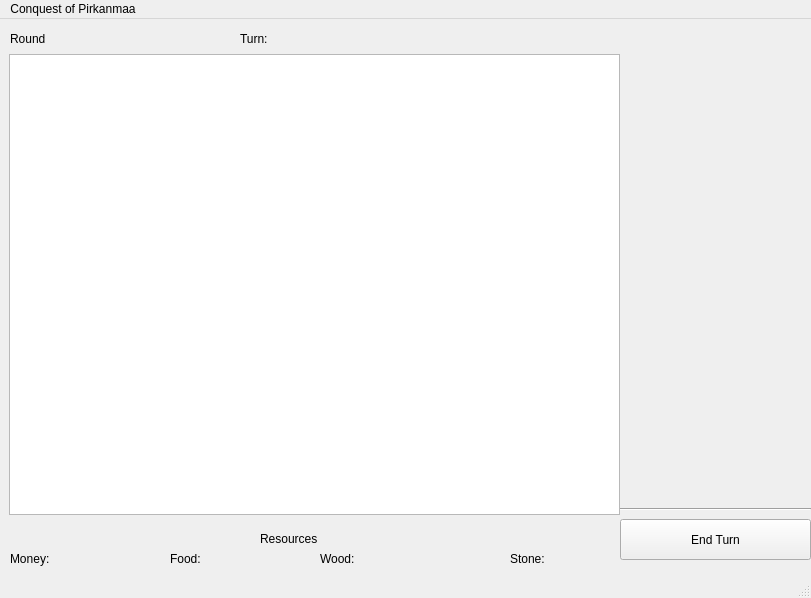
Qt form Game/UI/mapwindow.ui (makipaa/School-Projects) before a commit.
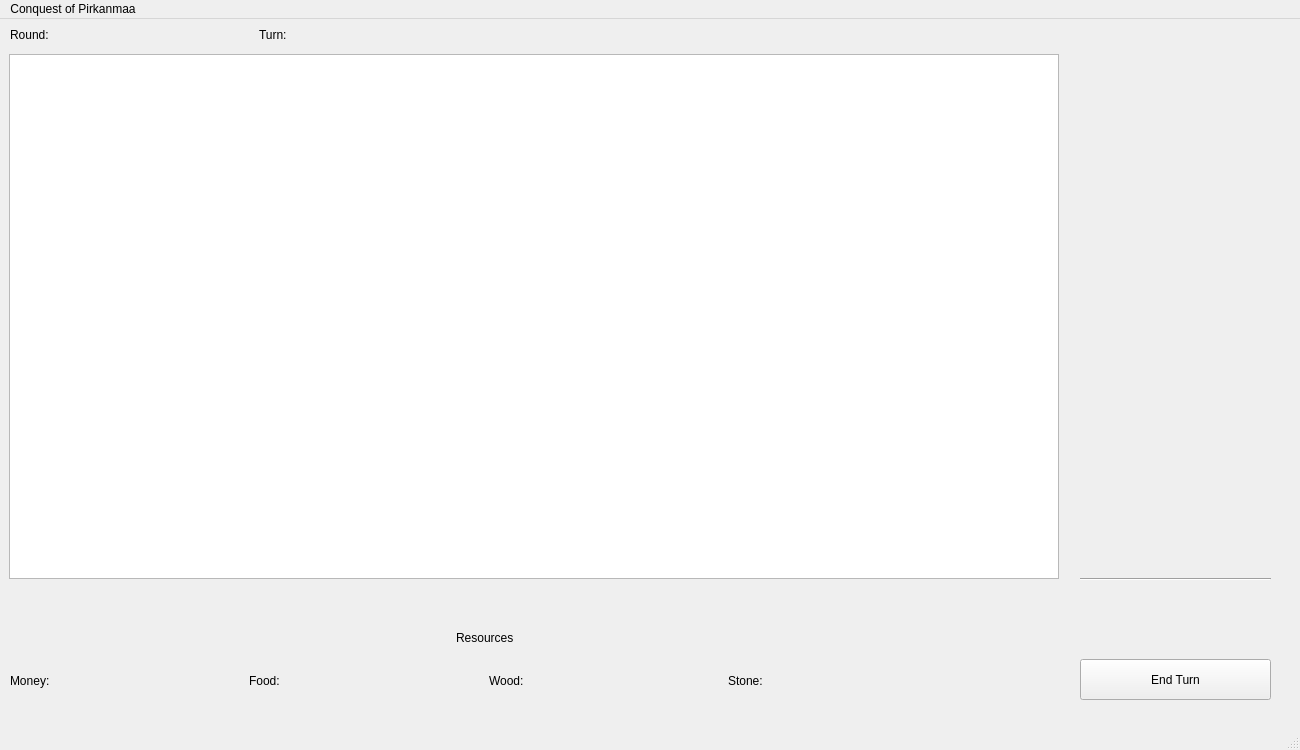
The same form after that commit.

Commit message: modified mapwindow, created datastructure for players

```diff
--- a/Game/UI/mapwindow.ui
+++ b/Game/UI/mapwindow.ui
@@ -6,8 +6,8 @@
    <rect>
     <x>0</x>
     <y>0</y>
-    <width>811</width>
-    <height>598</height>
+    <width>1300</width>
+    <height>750</height>
    </rect>
   </property>
   <property name="windowTitle">
@@ -19,8 +19,8 @@
      <rect>
       <x>9</x>
       <y>35</y>
-      <width>611</width>
-      <height>461</height>
+      <width>1050</width>
+      <height>525</height>
      </rect>
     </property>
     <property name="sizePolicy">
@@ -33,8 +33,8 @@
    <widget class="QPushButton" name="endTurnPushButton">
     <property name="geometry">
      <rect>
-      <x>620</x>
-      <y>500</y>
+      <x>1080</x>
+      <y>640</y>
       <width>191</width>
       <height>41</height>
      </rect>
@@ -43,76 +43,11 @@
      <string>End Turn</string>
     </property>
    </widget>
-   <widget class="QLabel" name="resourcesLabel">
-    <property name="geometry">
-     <rect>
-      <x>260</x>
-      <y>510</y>
-      <width>71</width>
-      <height>20</height>
-     </rect>
-    </property>
-    <property name="text">
-     <string>Resources</string>
-    </property>
-   </widget>
-   <widget class="QLabel" name="moneyLabel">
-    <property name="geometry">
-     <rect>
-      <x>10</x>
-      <y>530</y>
-      <width>48</width>
-      <height>20</height>
-     </rect>
-    </property>
-    <property name="text">
-     <string>Money:</string>
-    </property>
-   </widget>
-   <widget class="QLabel" name="roundLabel">
-    <property name="geometry">
-     <rect>
-      <x>10</x>
-      <y>10</y>
-      <width>42</width>
-      <height>20</height>
-     </rect>
-    </property>
-    <property name="text">
-     <string>Round</string>
-    </property>
-   </widget>
-   <widget class="QLabel" name="foodLabel">
-    <property name="geometry">
-     <rect>
-      <x>170</x>
-      <y>530</y>
-      <width>63</width>
-      <height>20</height>
-     </rect>
-    </property>
-    <property name="text">
-     <string>Food:</string>
-    </property>
-   </widget>
-   <widget class="QLabel" name="turnLabel">
-    <property name="geometry">
-     <rect>
-      <x>240</x>
-      <y>10</y>
-      <width>63</width>
-      <height>20</height>
-     </rect>
-    </property>
-    <property name="text">
-     <string>Turn:</string>
-    </property>
-   </widget>
    <widget class="Line" name="line">
     <property name="geometry">
      <rect>
-      <x>620</x>
-      <y>480</y>
+      <x>1080</x>
+      <y>550</y>
       <width>191</width>
       <height>20</height>
      </rect>
@@ -121,31 +56,120 @@
      <enum>Qt::Horizontal</enum>
     </property>
    </widget>
-   <widget class="QLabel" name="woodLabel">
+   <widget class="QWidget" name="gridLayoutWidget">
     <property name="geometry">
      <rect>
-      <x>320</x>
-      <y>530</y>
-      <width>63</width>
-      <height>20</height>
+      <x>10</x>
+      <y>600</y>
+      <width>951</width>
+      <height>80</height>
      </rect>
     </property>
-    <property name="text">
-     <string>Wood:</string>
-    </property>
+    <layout class="QGridLayout" name="gridLayout">
+     <item row="1" column="1">
+      <widget class="QLabel" name="moneyAmountLabel">
+       <property name="text">
+        <string/>
+       </property>
+      </widget>
+     </item>
+     <item row="1" column="4">
+      <widget class="QLabel" name="woodLabel">
+       <property name="text">
+        <string>Wood:</string>
+       </property>
+      </widget>
+     </item>
+     <item row="1" column="3">
+      <widget class="QLabel" name="foodAmountLabel">
+       <property name="text">
+        <string/>
+       </property>
+      </widget>
+     </item>
+     <item row="1" column="6">
+      <widget class="QLabel" name="stoneLabel">
+       <property name="text">
+        <string>Stone:</string>
+       </property>
+      </widget>
+     </item>
+     <item row="1" column="5">
+      <widget class="QLabel" name="woodAmountLabel">
+       <property name="text">
+        <string/>
+       </property>
+      </widget>
+     </item>
+     <item row="1" column="0">
+      <widget class="QLabel" name="moneyLabel">
+       <property name="text">
+        <string>Money:</string>
+       </property>
+      </widget>
+     </item>
+     <item row="1" column="2">
+      <widget class="QLabel" name="foodLabel">
+       <property name="text">
+        <string>Food:</string>
+       </property>
+      </widget>
+     </item>
+     <item row="1" column="7">
+      <widget class="QLabel" name="stoneAmountLabel">
+       <property name="text">
+        <string/>
+       </property>
+      </widget>
+     </item>
+     <item row="0" column="0" colspan="8" alignment="Qt::AlignHCenter">
+      <widget class="QLabel" name="resourcesLabel">
+       <property name="text">
+        <string>Resources</string>
+       </property>
+      </widget>
+     </item>
+    </layout>
    </widget>
-   <widget class="QLabel" name="stoneLabel">
+   <widget class="QWidget" name="horizontalLayoutWidget">
     <property name="geometry">
      <rect>
-      <x>510</x>
-      <y>530</y>
-      <width>63</width>
-      <height>20</height>
+      <x>10</x>
+      <y>0</y>
+      <width>491</width>
+      <height>31</height>
      </rect>
     </property>
-    <property name="text">
-     <string>Stone:</string>
-    </property>
+    <layout class="QHBoxLayout" name="horizontalLayout">
+     <item>
+      <widget class="QLabel" name="roundLabel">
+       <property name="text">
+        <string>Round:</string>
+       </property>
+      </widget>
+     </item>
+     <item>
+      <widget class="QLabel" name="roundNumberLabel">
+       <property name="text">
+        <string/>
+       </property>
+      </widget>
+     </item>
+     <item>
+      <widget class="QLabel" name="turnLabel">
+       <property name="text">
+        <string>Turn:</string>
+       </property>
+      </widget>
+     </item>
+     <item>
+      <widget class="QLabel" name="turnNameLabel">
+       <property name="text">
+        <string/>
+       </property>
+      </widget>
+     </item>
+    </layout>
    </widget>
   </widget>
   <widget class="QMenuBar" name="menubar">
@@ -153,7 +177,7 @@
     <rect>
      <x>0</x>
      <y>0</y>
-     <width>811</width>
+     <width>1300</width>
      <height>25</height>
     </rect>
    </property>
```
The commit also changes 7 other files.
